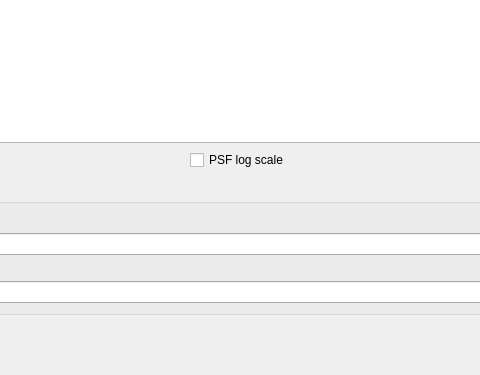
The window that shesha/widgets/widget_canapass.ui (COSMIC-RTC/compass) describes before a commit, drawn with Qt 5; both pictures show x 435 to 915 and y 519 to 894 of the 1253 by 894 pixel window.
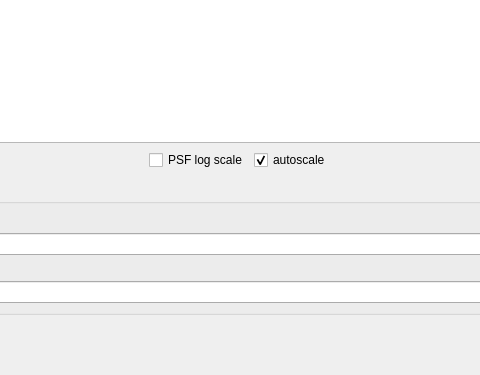
The same window after the commit. Custom widgets are drawn as their Qt base class.

Commit message: debug canapass : dm raytrace without atmos

```diff
--- a/shesha/widgets/widget_canapass.ui
+++ b/shesha/widgets/widget_canapass.ui
@@ -224,6 +224,16 @@
               </property>
              </widget>
             </item>
+            <item>
+             <widget class="QCheckBox" name="wao_autoscale">
+              <property name="text">
+               <string>autoscale</string>
+              </property>
+              <property name="checked">
+               <bool>true</bool>
+              </property>
+             </widget>
+            </item>
             <item>
              <spacer name="horizontalSpacer_3">
               <property name="orientation">
```
The commit also changes 2 other files.
